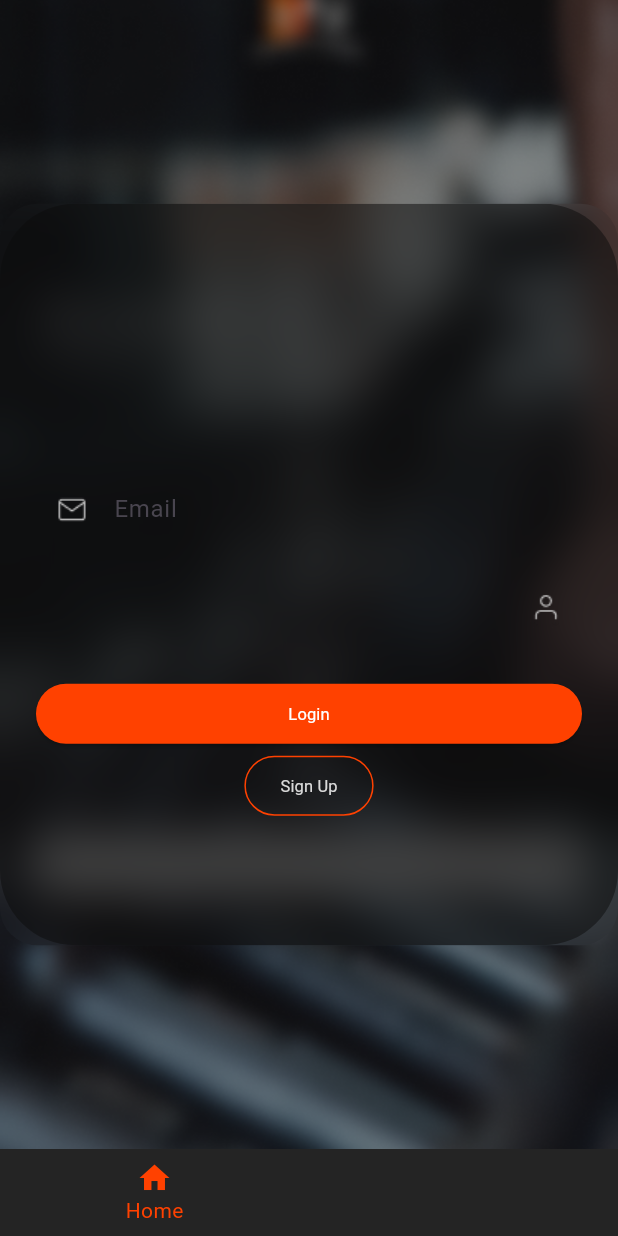
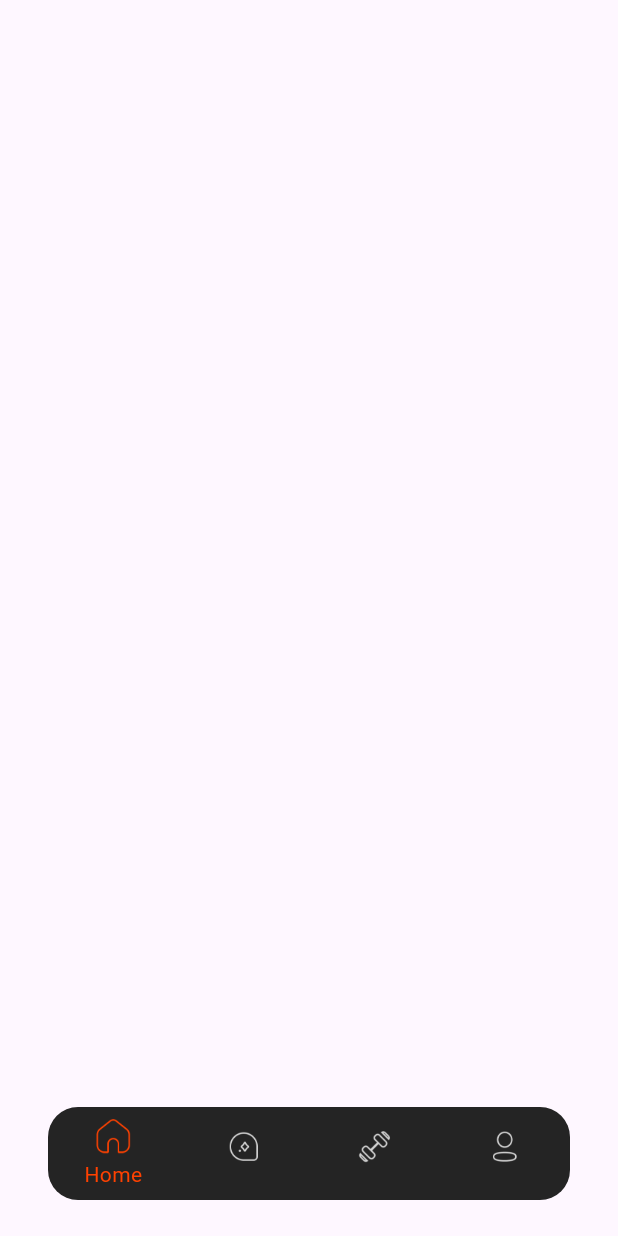
Before and after one commit to Mariam2572/fitness_app, a Flutter app: the screen it shows after launch, on a phone screen of 412 x 824 dp. Run offline on Flutter 3.47's test engine with Material 3 defaults, Android fonts, the phone set to English and light mode, and no system bars; our stand-ins replace cloud_firestore, dio, flutter_bloc, flutter_secure_storage, get_it, google_fonts and 2 more; accounts and stored records are empty; generated files the repository leaves out were written again.

Commit message:
create bottom navigation bar

```diff
--- a/lib/core/utils/routes/routes_generator.dart
+++ b/lib/core/utils/routes/routes_generator.dart
@@ -1,4 +1,9 @@
 import 'package:fitness_app/core/utils/routes/routes_name.dart';
+import 'package:fitness_app/l10n/features/home/home_view.dart';
+import 'package:fitness_app/l10n/features/layOut/lay_out.dart';
+import 'package:fitness_app/l10n/features/profile/profile_view.dart';
+import 'package:fitness_app/l10n/features/smartCoach/smart_coach_view.dart';
+import 'package:fitness_app/l10n/features/workOuts/work_outs_view.dart';
 import 'package:fitness_app/onboarding.dart';
 import 'package:flutter/material.dart';
 
@@ -10,6 +15,37 @@ class RoutesGenerator {
           builder: (context) => const Onboarding(),
           settings: settings,
         );
+
+      case RoutesName.layOut:
+        return MaterialPageRoute(
+          builder: (context) => const LayOut(),
+          settings: settings,
+        );
+
+      case RoutesName.home:
+        return MaterialPageRoute(
+          builder: (context) => const HomeView(),
+          settings: settings,
+        );
+
+      case RoutesName.profile:
+        return MaterialPageRoute(
+          builder: (context) => const ProfileView(),
+          settings: settings,
+        );
+
+      case RoutesName.workouts:
+        return MaterialPageRoute(
+          builder: (context) => const WorkOutsView(),
+          settings: settings,
+        );
+
+      case RoutesName.smartCoach:
+        return MaterialPageRoute(
+          builder: (context) => const SmartCoachView(),
+          settings: settings,
+        );
+
       default:
         return null;
     }
--- a/lib/core/utils/routes/routes_name.dart
+++ b/lib/core/utils/routes/routes_name.dart
@@ -8,4 +8,7 @@ class RoutesName {
   static const String about = '/about';
   static const String contactUs = '/contactUs';
   static const String faq = '/faq';
+  static const String layOut = '/layOut';
+  static const String smartCoach = '/smartCoach';
+  static const String workouts = '/workouts';
 }
--- a/lib/core/utils/theme/app_theme.dart
+++ b/lib/core/utils/theme/app_theme.dart
@@ -12,22 +12,64 @@ class AppTheme {
         shape: RoundedRectangleBorder(borderRadius: BorderRadius.circular(25)),
       ),
     ),
-     textTheme: TextTheme(
-    displayLarge: GoogleFonts.balooThambi2(fontSize: 32, fontWeight: FontWeight.normal), // textStyle32
-    displayMedium: GoogleFonts.balooThambi2(fontSize: 30, fontWeight: FontWeight.normal), // textStyle30
-    displaySmall: GoogleFonts.balooThambi2(fontSize: 28, fontWeight: FontWeight.normal), // textStyle28
-    headlineMedium: GoogleFonts.balooThambi2(fontSize: 24, fontWeight: FontWeight.normal), // textStyle24
-    headlineSmall: GoogleFonts.balooThambi2(fontSize: 22, fontWeight: FontWeight.normal), // textStyle22
-    titleLarge: GoogleFonts.balooThambi2(fontSize: 20, fontWeight: FontWeight.normal), // textStyle20
-    titleMedium: GoogleFonts.balooThambi2(fontSize: 19, fontWeight: FontWeight.normal), // textStyle19
-    titleSmall: GoogleFonts.balooThambi2(fontSize: 18, fontWeight: FontWeight.normal), // textStyle18
-    bodyLarge: GoogleFonts.balooThambi2(fontSize: 16, fontWeight: FontWeight.normal), // textStyle16
-    bodyMedium: GoogleFonts.balooThambi2(fontSize: 14, fontWeight: FontWeight.normal), // textStyle14
-    bodySmall: GoogleFonts.balooThambi2(fontSize: 12, fontWeight: FontWeight.normal), // textStyle12
-    labelLarge: GoogleFonts.balooThambi2(fontSize: 11, fontWeight: FontWeight.normal), // textStyle11
-    labelMedium: GoogleFonts.balooThambi2(fontSize: 10, fontWeight: FontWeight.normal), // textStyle10
-    labelSmall: GoogleFonts.balooThambi2(fontSize: 20, fontWeight: FontWeight.w400),    // textStyle20Fell
-  ),
+    textTheme: TextTheme(
+      displayLarge: GoogleFonts.balooThambi2(
+        fontSize: 32,
+        fontWeight: FontWeight.normal,
+      ), // textStyle32
+      displayMedium: GoogleFonts.balooThambi2(
+        fontSize: 30,
+        fontWeight: FontWeight.normal,
+      ), // textStyle30
+      displaySmall: GoogleFonts.balooThambi2(
+        fontSize: 28,
+        fontWeight: FontWeight.normal,
+      ), // textStyle28
+      headlineMedium: GoogleFonts.balooThambi2(
+        fontSize: 24,
+        fontWeight: FontWeight.normal,
+      ), // textStyle24
+      headlineSmall: GoogleFonts.balooThambi2(
+        fontSize: 22,
+        fontWeight: FontWeight.normal,
+      ), // textStyle22
+      titleLarge: GoogleFonts.balooThambi2(
+        fontSize: 20,
+        fontWeight: FontWeight.normal,
+      ), // textStyle20
+      titleMedium: GoogleFonts.balooThambi2(
+        fontSize: 19,
+        fontWeight: FontWeight.normal,
+      ), // textStyle19
+      titleSmall: GoogleFonts.balooThambi2(
+        fontSize: 18,
+        fontWeight: FontWeight.normal,
+      ), // textStyle18
+      bodyLarge: GoogleFonts.balooThambi2(
+        fontSize: 16,
+        fontWeight: FontWeight.normal,
+      ), // textStyle16
+      bodyMedium: GoogleFonts.balooThambi2(
+        fontSize: 14,
+        fontWeight: FontWeight.normal,
+      ), // textStyle14
+      bodySmall: GoogleFonts.balooThambi2(
+        fontSize: 12,
+        fontWeight: FontWeight.normal,
+      ), // textStyle12
+      labelLarge: GoogleFonts.balooThambi2(
+        fontSize: 11,
+        fontWeight: FontWeight.normal,
+      ), // textStyle11
+      labelMedium: GoogleFonts.balooThambi2(
+        fontSize: 10,
+        fontWeight: FontWeight.normal,
+      ), // textStyle10
+      labelSmall: GoogleFonts.balooThambi2(
+        fontSize: 20,
+        fontWeight: FontWeight.w400,
+      ), // textStyle20Fell
+    ),
     outlinedButtonTheme: OutlinedButtonThemeData(
       style: OutlinedButton.styleFrom(
         foregroundColor: const Color(0xFFD9D9D9),
@@ -62,10 +104,10 @@ class AppTheme {
     ),
     bottomNavigationBarTheme: const BottomNavigationBarThemeData(
       selectedItemColor: AppColors.mainRed,
-      unselectedItemColor: AppColors.neutral5,
+      unselectedIconTheme: IconThemeData(color: Color(0xFFD3D3D3)),
+      showUnselectedLabels: false,
       backgroundColor: AppColors.neutral90,
       type: BottomNavigationBarType.fixed,
-
       elevation: 0,
     ),
   );
--- /dev/null
+++ b/lib/l10n/features/home/home_view.dart
@@ -0,0 +1,10 @@
+import 'package:flutter/material.dart';
+
+class HomeView extends StatelessWidget {
+  const HomeView({super.key});
+
+  @override
+  Widget build(BuildContext context) {
+    return Container();
+  }
+}
--- /dev/null
+++ b/lib/l10n/features/layOut/lay_out.dart
@@ -0,0 +1,79 @@
+import 'package:flutter/material.dart';
+import 'package:fitness_app/l10n/features/home/home_view.dart';
+import 'package:fitness_app/l10n/features/profile/profile_view.dart';
+import 'package:fitness_app/l10n/features/smartCoach/smart_coach_view.dart';
+import 'package:fitness_app/l10n/features/workOuts/work_outs_view.dart';
+
+class LayOut extends StatefulWidget {
+  const LayOut({super.key});
+
+  @override
+  State<LayOut> createState() => _LayOutState();
+}
+
+class _LayOutState extends State<LayOut> {
+  int _selectedIndex = 0;
+
+  final List<Widget> _screens = const [
+    HomeView(),
+    SmartCoachView(),
+    WorkOutsView(),
+    ProfileView(),
+  ];
+
+  void _onItemTapped(int index) {
+    setState(() {
+      _selectedIndex = index;
+    });
+  }
+
+  BottomNavigationBarItem _buildBarItem(String iconPath, String label) {
+    return BottomNavigationBarItem(
+      icon: Padding(
+        padding: const EdgeInsets.only(bottom: 4),
+        child: ImageIcon(AssetImage(iconPath), size: 24),
+      ),
+      label: label,
+    );
+  }
+
+  @override
+  Widget build(BuildContext context) {
+    final theme = Theme.of(context);
+
+    return SafeArea(
+      child: Scaffold(
+        body: _screens[_selectedIndex],
+        bottomNavigationBar: SafeArea(
+          child: Padding(
+            padding: const EdgeInsets.only(bottom: 24, right: 32, left: 32),
+            child: Container(
+              decoration: BoxDecoration(
+                color:
+                    theme.bottomNavigationBarTheme.backgroundColor ??
+                    Colors.white,
+                borderRadius: BorderRadius.circular(20),
+              ),
+              child: ClipRRect(
+                borderRadius: BorderRadius.circular(20),
+                child: BottomNavigationBar(
+                  type: BottomNavigationBarType.fixed,
+                  backgroundColor: Colors.transparent,
+                  // elevation: 0,
+                  currentIndex: _selectedIndex,
+                  onTap: _onItemTapped,
+                  items: [
+                    _buildBarItem("assets/images/home.png", "Home"),
+                    _buildBarItem("assets/images/smart chat.png", "Smart Chat"),
+                    _buildBarItem("assets/images/work outs.png", "Work Outs"),
+                    _buildBarItem("assets/images/profile.png", "Profile"),
+                  ],
+                ),
+              ),
+            ),
+          ),
+        ),
+      ),
+    );
+  }
+}
--- /dev/null
+++ b/lib/l10n/features/profile/profile_view.dart
@@ -0,0 +1,10 @@
+import 'package:flutter/material.dart';
+
+class ProfileView extends StatelessWidget {
+  const ProfileView({super.key});
+
+  @override
+  Widget build(BuildContext context) {
+    return Container();
+  }
+}
--- /dev/null
+++ b/lib/l10n/features/smartCoach/smart_coach_view.dart
@@ -0,0 +1,10 @@
+import 'package:flutter/material.dart';
+
+class SmartCoachView extends StatelessWidget {
+  const SmartCoachView({super.key});
+
+  @override
+  Widget build(BuildContext context) {
+    return Container();
+  }
+}
--- /dev/null
+++ b/lib/l10n/features/workOuts/work_outs_view.dart
@@ -0,0 +1,10 @@
+import 'package:flutter/material.dart';
+
+class WorkOutsView extends StatelessWidget {
+  const WorkOutsView({super.key});
+
+  @override
+  Widget build(BuildContext context) {
+    return Container();
+  }
+}
--- a/lib/main.dart
+++ b/lib/main.dart
@@ -33,7 +33,7 @@ class MyApp extends StatelessWidget {
       debugShowCheckedModeBanner: false,
       onGenerateRoute: RoutesGenerator.onGenerator,
       theme: AppTheme.appTheme,
-      initialRoute: RoutesName.onBoarding,
+      initialRoute: RoutesName.layOut,
     );
   }
 }
```
Also changed, not shown: assets/images/home.png (added), assets/images/profile.png (added), assets/images/smart chat.png (added), assets/images/work outs.png (added).
